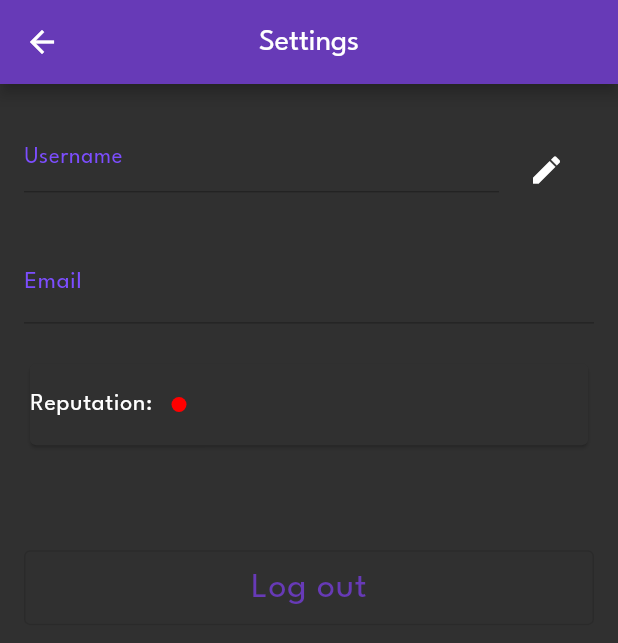
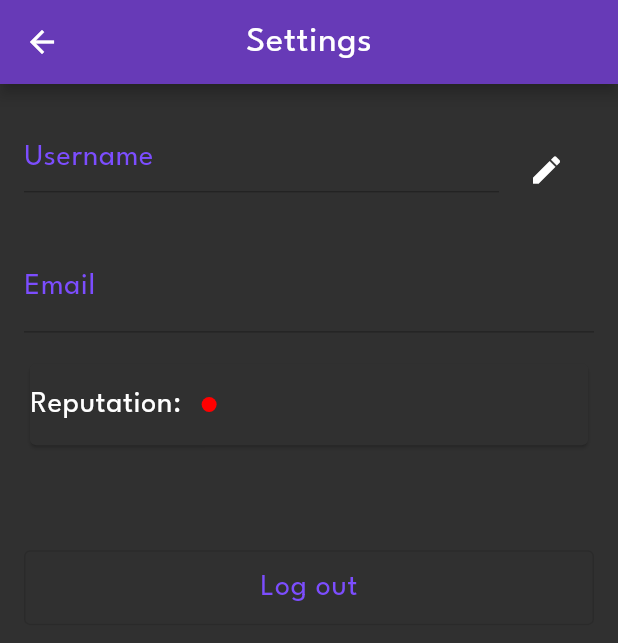
Before and after one commit to Bazz94/hottake, a Flutter app: the screen it shows once a user with an empty profile is signed in, after a tap on the "settings" icon, on a phone screen of 412 x 824 dp. Shown: the top 643 px of the screen. Run offline on Flutter 3.47's test engine with Material 2 defaults, Android fonts, the phone set to English and light mode, and no system bars; our stand-ins replace cached_network_image, cloud_firestore, cloud_functions, connectivity_plus, firebase_auth, firebase_core and 5 more; missing offline and left inert: firebase_app_check; accounts and stored records are empty.

Commit message:
Implemented error handling

```diff
--- a/lib/main.dart
+++ b/lib/main.dart
@@ -1,7 +1,10 @@
+
 import 'package:flutter/material.dart';
 import 'package:firebase_core/firebase_core.dart';
+import 'package:hottake/pages/error.dart';
 import 'package:hottake/pages/loading.dart';
 import 'package:hottake/services/auth.dart';
+import 'package:hottake/services/connectivity.dart';
 import 'shared/private.dart';
 import 'package:provider/provider.dart';
 import 'package:firebase_app_check/firebase_app_check.dart';
@@ -40,15 +43,21 @@ Future<void> main() async {
   runApp(const MyApp());
 }
 
-class MyApp extends StatelessWidget {
+class MyApp extends StatefulWidget {
   const MyApp({Key? key}) : super(key: key);
 
+  @override
+  State<MyApp> createState() => _MyAppState();
+}
+
+class _MyAppState extends State<MyApp> {
   @override
   Widget build(BuildContext context) {
     AuthService auth = AuthService();
     String? uid = auth.getUid;
+    print('//// initial uid: $uid');
 
-    print('//// initial uid: $uid');
+
 
     return MultiProvider(
       providers: [
@@ -77,7 +86,7 @@ class MyApp extends StatelessWidget {
           scaffoldBackgroundColor: Colors.grey[850],
           fontFamily: 'LeagueSpartan',
         ),
-        home: const Init(),
+        home: Init(),
         routes: {
           '/init': (context) => const Init(),
           '/login': (context) => const Login(),
@@ -87,6 +96,7 @@ class MyApp extends StatelessWidget {
           '/stance': (context) => const StancePage(),
           '/stance/chat': (context) => const ChatInit(),
           '/loading': (context) => const Loading(),
+          '/error' :(context) => const ErrorPage(),
         },
       ),
     );
--- /dev/null
+++ b/lib/models/styles.dart
@@ -0,0 +1,70 @@
+import 'package:flutter/material.dart';
+import 'data.dart';
+
+class TextStyles {
+  static TextStyle title = const TextStyle(
+    color: Colors.white,
+    fontSize: 24,
+    letterSpacing: 0.5,
+  );
+  static TextStyle titleError = const TextStyle(
+    color: Colors.red,
+    fontSize: 20,
+    letterSpacing: 0.5,
+  );
+  static TextStyle textField = const TextStyle(
+    color: Colors.white,
+    fontSize: 20,
+    letterSpacing: 0.5,
+  );
+  static TextStyle textFieldLabel = const TextStyle(
+    color: Colors.deepPurpleAccent,
+    letterSpacing: 0.5
+  );
+  static TextStyle buttonLight = const TextStyle(
+    color: Colors.black,
+    fontSize: 20,
+    letterSpacing: 0.5,
+  );
+  static TextStyle buttonPurple = const TextStyle(
+    color: Colors.white,
+    fontSize: 20,
+    letterSpacing: 0.5,
+  );
+  static TextStyle buttonDark = const TextStyle(
+    color: Colors.deepPurpleAccent,
+    fontSize: 20,
+    letterSpacing: 0.5,
+  );
+
+}
+
+class MessageStyle {
+  static Color? getBubbleColor(String owner) {
+    if (owner == Globals.localUser!.uid) {
+      return Colors.grey[900];
+    } else if (owner == "admin") {
+      return Colors.grey[200];
+    } else {
+      return Colors.deepPurpleAccent;
+    }
+  }
+
+  static Alignment getAlignment(String user) {
+    if (user == Globals.localUser!.uid) {
+      return Alignment.topRight;
+    } else if (user == "admin") {
+      return Alignment.topCenter;
+    } else {
+      return Alignment.topLeft;
+    }
+  }
+
+  static Color getTextColor(String owner) {
+    if (owner == "admin") {
+      return Colors.black;
+    } else {
+      return Colors.white;
+    }
+  }
+}
--- /dev/null
+++ b/lib/pages/error.dart
@@ -0,0 +1,69 @@
+import 'package:flutter/material.dart';
+import 'package:flutter_spinkit/flutter_spinkit.dart';
+import 'package:hottake/services/connectivity.dart';
+
+class ErrorPage extends StatefulWidget {
+  const ErrorPage({Key? key}) : super(key: key);
+
+  @override
+  State<ErrorPage> createState() => _ErrorPageState();
+}
+
+class _ErrorPageState extends State<ErrorPage> {
+  @override
+  Widget build(BuildContext context) {
+
+    return SafeArea(
+        child: Scaffold(
+          body: Container(
+            color: Colors.grey[850],
+            child: Center(
+              child: Column(
+                mainAxisAlignment: MainAxisAlignment.center,
+                children:  [
+                  const Flexible(
+                    flex: 3,
+                    child: SizedBox(),
+                  ), //Spacing
+                  Flexible(
+                    flex: 1,
+                    child: Text( ConnectivityService.connectionsStatus == false
+                      ? "Lost connection..."
+                      : "An error has occurred",
+                      style: const TextStyle(
+                          color: Colors.white,
+                          fontSize: 18,
+                          letterSpacing: 0.5),
+                    ),
+                  ),
+                  const Flexible(
+                    flex: 1,
+                    child: SizedBox(
+                      height: 50,
+                    ),
+                  ), //Spacing
+                  const Flexible(
+                    flex: 1,
+                    child: SpinKitFoldingCube(
+                      color: Colors.deepPurpleAccent,
+                      size: 100,
+                    ),
+                  ),
+                  const Flexible(
+                    flex: 1,
+                    child: SizedBox(
+                      height: 50,
+                    ),
+                  ), //Spacing
+                  const Flexible(
+                    flex: 3,
+                    child: SizedBox(),
+                  ), //Spacing
+                ],
+              ),
+            ),
+          ),
+        ),
+      );
+  }
+}
--- a/lib/pages/home.dart
+++ b/lib/pages/home.dart
@@ -6,6 +6,8 @@ import 'package:hottake/pages/loading.dart';
 import 'package:hottake/services/database.dart';
 import 'package:hottake/models/data.dart';
 
+import '../models/styles.dart';
+
 class Home extends StatefulWidget {
   const Home({Key? key}) : super(key: key);
   @override
@@ -13,13 +15,7 @@ class Home extends StatefulWidget {
 }
 
 class _HomeState extends State<Home> {
-  Text title = const Text(
-    'Hottake',
-    style: TextStyle(letterSpacing: 0.5),
-  );
   late Future<List<Widget>> _loaded;
-  TextStyle titleStyle =
-      const TextStyle(fontSize: 24, color: Colors.white, letterSpacing: 0.5);
 
   @override
   void initState() {
@@ -35,6 +31,17 @@ class _HomeState extends State<Home> {
     super.dispose();
   }
 
+  Future<List<Widget>> _load() async {
+    DatabaseService database = DatabaseService();
+    List<Topic> topics = await database.topics;
+    List<Widget> wids = <Widget>[];
+    wids.add(myLabel);
+    for (var t in topics) {
+      wids.add(makeTile(t));
+    }
+    return wids;
+  }
+
   @override
   Widget build(BuildContext context) {
     if (Globals.localUser == null) {
@@ -42,10 +49,14 @@ class _HomeState extends State<Home> {
       Navigator.popAndPushNamed(context, '/login');
     }
 
+
+
     return WillPopScope(
         onWillPop: _onWillPop,
         child: FutureBuilder<List<Widget>>(
-            future: _loaded,
+            future: _loaded.catchError((error) {
+              Navigator.pop(context);
+            }),
             builder:
                 (BuildContext context, AsyncSnapshot<List<Widget>> listTopics) {
               List<Widget> children = <Widget>[];
@@ -56,7 +67,7 @@ class _HomeState extends State<Home> {
                       // Here we take the value from the MyHomePage object that was created by
                       // the App.build method, and use it to set our appbar title.
                       centerTitle: true,
-                      title: title,
+                      title: Text('Hottake', style: TextStyles.title),
                       //leading:
                       actions: [
                         IconButton(
@@ -84,23 +95,13 @@ class _HomeState extends State<Home> {
             }));
   }
 
-  Future<List<Widget>> _load() async {
-    DatabaseService database = DatabaseService();
-    List<Topic> topics = await database.topics;
-    List<Widget> wids = <Widget>[];
-    wids.add(myLabel);
-    for (var t in topics) {
-      wids.add(makeTile(t));
-    }
-    return wids;
-  }
-
-  Widget myLabel = const Padding(
-    padding: EdgeInsets.all(8.0),
+  Widget myLabel = Padding(
+    padding: const EdgeInsets.all(8.0),
     child: Center(
       child: Text('Pick a topic',
           textAlign: TextAlign.center,
-          style: TextStyle(fontSize: 24, color: Colors.white)),
+          style: TextStyles.title,
+      ),
     ),
   );
 
@@ -147,7 +148,7 @@ class _HomeState extends State<Home> {
                           crossAxisAlignment: CrossAxisAlignment.start,
                           children: [
                             const SizedBox(width: 10),
-                            Center(child: Text(t.title, style: titleStyle)),
+                            Center(child: Text(t.title, style: TextStyles.title)),
                           ],
                         ),
                       ),
--- a/lib/pages/loading.dart
+++ b/lib/pages/loading.dart
@@ -2,6 +2,7 @@ import 'package:flutter/material.dart';
 import 'package:flutter_spinkit/flutter_spinkit.dart';
 
 import '../models/data.dart';
+import '../models/styles.dart';
 
 class Loading extends StatelessWidget {
   const Loading({Key? key}) : super(key: key);
@@ -15,14 +16,47 @@ class Loading extends StatelessWidget {
       Navigator.popAndPushNamed(context, '/stance/chat');
     }
 
-    return Container(
-      color: Colors.grey[850],
-      child: const Center(
-        child: SpinKitSquareCircle(
-          color: Colors.deepPurpleAccent,
-          size: 50,
+    return SafeArea(
+        child: Scaffold(
+          body: Container(
+            color: Colors.grey[850],
+            child: Center(
+              child: Column(
+                mainAxisAlignment: MainAxisAlignment.center,
+                children: [
+                  const Flexible(
+                    flex: 3,
+                    child: SizedBox(),
+                  ), //Spacing
+                  const Flexible(
+                    flex: 1,
+                    child: SpinKitSquareCircle(
+                      color: Colors.deepPurpleAccent,
+                      size: 50,
+                    ),
+                  ),
+                  const Flexible(
+                    flex: 1,
+                    child: SizedBox(
+                      height: 60,
+                    ),
+                  ), //Spacing
+                  Flexible(
+                    flex: 1,
+                    child: Text(
+                      'Loading...',
+                      style: TextStyles.buttonPurple,
+                    ),
+                  ),
+                  const Flexible(
+                    flex: 3,
+                    child: SizedBox(),
+                  ), //Spacing
+                ],
+              ),
+            ),
+          ),
         ),
-      ),
     );
   }
 }
--- a/lib/pages/login.dart
+++ b/lib/pages/login.dart
@@ -3,6 +3,8 @@ import 'package:font_awesome_flutter/font_awesome_flutter.dart';
 import 'package:hottake/services/auth.dart';
 import 'package:hottake/pages/loading.dart';
 import 'package:firebase_auth/firebase_auth.dart';
+
+import '../models/styles.dart';
 
 class Login extends StatefulWidget {
   const Login({Key? key}) : super(key: key);
@@ -16,7 +18,7 @@ class _LoginState extends State<Login> {
   bool isLoading = false;
   final TextStyle myStyle = const TextStyle(fontSize: 20, letterSpacing: 0.5);
   String headerText = 'Welcome';
-  Color headerTextColor = Colors.white;
+  TextStyle titleStyle = TextStyles.title;
   bool buttonCheck = false;
   TextEditingController emailController = TextEditingController();
   TextEditingController passwordController = TextEditingController();
@@ -55,7 +57,7 @@ class _LoginState extends State<Login> {
     if (result == null) {
       setState(() {
         headerText = 'Incorrect email or password';
-        headerTextColor = Colors.red;
+        titleStyle = TextStyles.titleError;
         isLoading = false;
       });
     }
@@ -66,7 +68,7 @@ class _LoginState extends State<Login> {
     if (result == null) {
       setState(() {
         headerText = 'Google sign in failed';
-        headerTextColor = Colors.red;
+        titleStyle = TextStyles.titleError;
         isLoading = false;
       });
     }
@@ -94,7 +96,7 @@ class _LoginState extends State<Login> {
         : Scaffold(
             appBar: AppBar(
               centerTitle: true,
-              title: const Text("Hottake"),
+              title: Text("Hottake", style: TextStyles.title),
             ),
             body: SingleChildScrollView(
               child: Center(
@@ -109,10 +111,7 @@ class _LoginState extends State<Login> {
                         padding: const EdgeInsets.all(8.0),
                         child: Text(
                           headerText,
-                          style: TextStyle(
-                              color: headerTextColor,
-                              fontSize: 24,
-                              letterSpacing: 0.5),
+                          style: titleStyle
                         ),
                       ),
                       Padding(
@@ -122,10 +121,7 @@ class _LoginState extends State<Login> {
                           child: TextField(
                             onChanged: (_) => setState(() {}),
                             controller: emailController,
-                            style: const TextStyle(
-                                letterSpacing: 0.5,
-                                color: Colors.white,
-                                fontSize: 20),
+                            style: TextStyles.textField,
                             cursorColor: Colors.deepPurpleAccent,
                             decoration: InputDecoration(
                               errorText: _emailErrorText,
@@ -134,9 +130,7 @@ class _LoginState extends State<Login> {
                               focusedBorder: customOutlineInputBorder(),
                               focusedErrorBorder: customOutlineInputBorder(),
                               labelText: 'Email',
-                              labelStyle: const TextStyle(
-                                  letterSpacing: 0.5,
-                                  color: Colors.deepPurpleAccent),
+                              labelStyle: TextStyles.textFieldLabel,
                             ),
                           ),
                         ),
@@ -149,10 +143,7 @@ class _LoginState extends State<Login> {
                             obscureText: true,
                             onChanged: (_) => setState(() {}),
                             controller: passwordController,
-                            style: const TextStyle(
-                                letterSpacing: 0.5,
-                                color: Colors.white,
-                                fontSize: 20),
+                            style: TextStyles.textField,
                             cursorColor: Colors.deepPurpleAccent,
                             decoration: InputDecoration(
                               errorText: _passwordErrorText,
@@ -161,9 +152,7 @@ class _LoginState extends State<Login> {
                               focusedBorder: customOutlineInputBorder(),
                               focusedErrorBorder: customOutlineInputBorder(),
                               labelText: 'Password',
-                              labelStyle: const TextStyle(
-                                  color: Colors.deepPurpleAccent,
-                                  letterSpacing: 0.5),
+                              labelStyle: TextStyles.textFieldLabel,
                             ),
                           ),
                         ),
@@ -206,12 +195,9 @@ class _LoginState extends State<Login> {
                           },
                           icon: const FaIcon(FontAwesomeIcons.google,
                               color: Colors.black),
-                          label: const Text(
+                          label: Text(
                             'Google Login',
-                            style: TextStyle(
-                                fontSize: 24,
-                                color: Colors.black,
-                                letterSpacing: 0.5),
+                            style: TextStyles.buttonLight,
                           ),
                         ),
                       ),
@@ -226,12 +212,9 @@ class _LoginState extends State<Login> {
                           onPressed: () async {
                             Navigator.pushNamed(context, '/signup');
                           },
-                          child: const Text(
+                          child: Text(
                             'Sign up',
-                            style: TextStyle(
-                                color: Colors.white,
-                                fontSize: 24,
-                                letterSpacing: 0.5),
+                            style: TextStyles.buttonPurple,
                           ),
                         ),
                       ),
--- a/lib/pages/searching.dart
+++ b/lib/pages/searching.dart
@@ -85,7 +85,7 @@ class _SearchingState extends State<Searching> {
                   const Flexible(
                     flex: 1,
                     child: SizedBox(
-                      height: 50,
+                      height: 40,
                     ),
                   ), //Spacing
                   const Flexible(
@@ -98,7 +98,7 @@ class _SearchingState extends State<Searching> {
                   const Flexible(
                     flex: 1,
                     child: SizedBox(
-                      height: 50,
+                      height: 60,
                     ),
                   ), //Spacing
                   const Flexible(
--- a/lib/pages/settings.dart
+++ b/lib/pages/settings.dart
@@ -2,8 +2,8 @@ import 'package:flutter/material.dart';
 import 'package:flutter/services.dart';
 import 'package:hottake/services/auth.dart';
 import "package:hottake/pages/loading.dart";
-
 import '../models/data.dart';
+import '../models/styles.dart';
 import '../services/database.dart';
 
 class SettingsScreen extends StatefulWidget {
@@ -21,7 +21,7 @@ class _SettingsScreenState extends State<SettingsScreen> {
   late TextEditingController _controllerUsername;
   late TextEditingController _controllerEmail;
   late bool usernameEditable;
-  DatabaseService database = DatabaseService(uid: Globals.localUser!.uid);
+  DatabaseService database = DatabaseService();
 
   @override
   void initState() {
@@ -73,7 +73,7 @@ class _SettingsScreenState extends State<SettingsScreen> {
               // Here we take the value from the MyHomePage object that was created by
               // the App.build method, and use it to set our appbar title.
               centerTitle: true,
-              title: const Text("Settings"),
+              title: Text("Settings", style: TextStyles.title),
             ),
             resizeToAvoidBottomInset: false,
             body: Center(
@@ -97,15 +97,13 @@ class _SettingsScreenState extends State<SettingsScreen> {
                                 flex: 5,
                                 child: TextField(
                                   maxLengthEnforcement:
-                                    MaxLengthEnforcement.enforced,
+                                      MaxLengthEnforcement.enforced,
                                   maxLength: 16,
                                   enabled: usernameEditable,
                                   controller: _controllerUsername,
-                                  style: const TextStyle(color: Colors.white, letterSpacing: 0.5,fontSize: 15),
+                                  style: TextStyles.textField,
                                   cursorColor: Colors.deepPurpleAccent,
                                   decoration: const InputDecoration(
-
-                                    //contentPadding: EdgeInsets.fromLTRB(0, 8, 0, 8),
                                     enabledBorder: OutlineInputBorder(
                                       borderSide:
                                           BorderSide(color: Colors.deepPurple),
@@ -117,7 +115,9 @@ class _SettingsScreenState extends State<SettingsScreen> {
                                     labelText: 'Username',
                                     labelStyle: TextStyle(
                                         color: Colors.deepPurpleAccent,
-                                        letterSpacing: 0.5,height: 0.4),
+                                        letterSpacing: 0.5,
+                                        height: 0.1 //Issue with this widget so a custom style is used
+                                        ),
                                   ),
                                 ),
                               ),
@@ -146,22 +146,19 @@ class _SettingsScreenState extends State<SettingsScreen> {
                           child: TextField(
                             enabled: false,
                             controller: _controllerEmail,
-                            style: const TextStyle(
-                                color: Colors.white, letterSpacing: 0.5),
+                            style: TextStyles.textField,
                             cursorColor: Colors.deepPurpleAccent,
-                            decoration: const InputDecoration(
-                              enabledBorder: OutlineInputBorder(
+                            decoration: InputDecoration(
+                              enabledBorder: const OutlineInputBorder(
                                 borderSide:
                                     BorderSide(color: Colors.deepPurple),
                               ),
-                              focusedBorder: OutlineInputBorder(
+                              focusedBorder: const OutlineInputBorder(
                                 borderSide:
                                     BorderSide(color: Colors.deepPurpleAccent),
                               ),
                               labelText: 'Email',
-                              labelStyle: TextStyle(
-                                  color: Colors.deepPurpleAccent,
-                                  letterSpacing: 0.5),
+                              labelStyle: TextStyles.textFieldLabel,
                             ),
                           ),
                         ),
@@ -175,13 +172,9 @@ class _SettingsScreenState extends State<SettingsScreen> {
                             surfaceTintColor: Colors.deepPurpleAccent,
                             child: Row(
                               children: [
-                                const Text(
+                                Text(
                                   "Reputation: ",
-                                  style: TextStyle(
-                                    color: Colors.white,
-                                    letterSpacing: 0.5,
-                                    fontSize: 16,
-                                  ),
+                                  style: TextStyles.textField,
                                 ),
                                 Padding(
                                   padding: const EdgeInsets.all(8.0),
@@ -221,9 +214,9 @@ class _SettingsScreenState extends State<SettingsScreen> {
                               print("//// error signing out: ${e.toString()}");
                             }
                           },
-                          child: const Text(
+                          child: Text(
                             'Log out',
-                            style: TextStyle(fontSize: 24, letterSpacing: 0.5),
+                            style: TextStyles.buttonDark,
                           ),
                         ),
                       ),
--- a/lib/services/init.dart
+++ b/lib/services/init.dart
@@ -1,9 +1,12 @@
 import 'package:flutter/material.dart';
 import 'package:hottake/models/data.dart';
+import 'package:hottake/pages/error.dart';
+import 'package:hottake/services/connectivity.dart';
 import 'package:provider/provider.dart';
 import 'package:hottake/pages/home.dart';
 import 'package:hottake/pages/login.dart';
 import 'auth.dart';
+import 'package:connectivity_plus/connectivity_plus.dart';
 
 class Init extends StatefulWidget {
   const Init({Key? key}) : super(key: key);
@@ -14,6 +17,28 @@ class Init extends StatefulWidget {
 
 class _Init extends State<Init> {
   AuthService auth = AuthService();
+
+  @override
+  void initState() {
+
+    ConnectivityService.subscription.onData((result) {
+      setState(() {
+        print("//// Connection status: ${result.toString()}");
+        if (result != ConnectivityResult.none) {
+          ConnectivityService.connectionsStatus = true;
+        } else {
+          ConnectivityService.connectionsStatus = false;
+        }
+      });
+    });
+    super.initState();
+  }
+
+  @override
+  void dispose() {
+    ConnectivityService.dispose();
+    super.dispose();
+  }
 
   @override
   Widget build(BuildContext context) {
@@ -34,7 +59,13 @@ class _Init extends State<Init> {
       });
     }
 
+    if (ConnectivityService.connectionsStatus == false) {
+      return ErrorPage();
+    }
+
     print("//// Global localUser on init: ${Globals.localUser}");
-    return Globals.localUser == null ? const Login() : const Home();
+    return Globals.localUser == null
+      ? const Login()
+      : const Home();
   }
 }
--- a/pubspec.yaml
+++ b/pubspec.yaml
@@ -46,6 +46,7 @@ dependencies:
   cloud_functions: ^4.0.5
   firebase_database: ^10.0.7
   cached_network_image: ^3.2.3
+  connectivity_plus: ^3.0.3
 
 
 dev_dependencies:
```
Also changed, not shown: lib/models/data.dart (+0 -30 lines), lib/pages/chat.dart (+17 -0 lines), lib/pages/signup.dart (+13 -32 lines), lib/services/connectivity.dart (added, +20 -0 lines), 2 other files.
